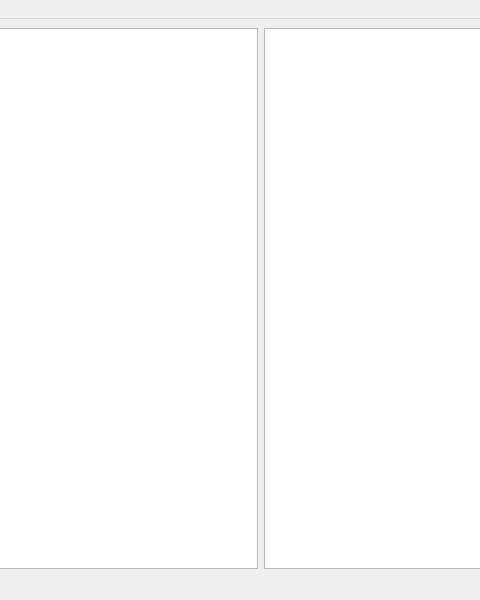
The window that mainwindow.ui (zSomnus/tsvViewer) describes before a commit, drawn with Qt 5; both pictures show x 143 to 623 and y 0 to 600 of the 808 by 600 pixel window.
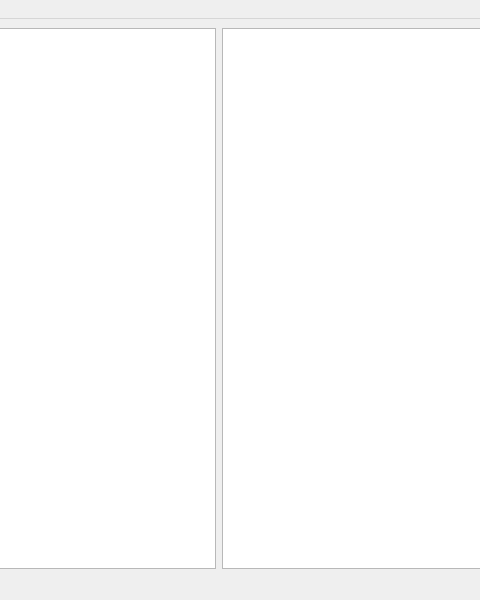
The same window after the commit.

Patch:
```diff
--- a/mainwindow.ui
+++ b/mainwindow.ui
@@ -10,16 +10,39 @@
     <height>600</height>
    </rect>
   </property>
+  <property name="minimumSize">
+   <size>
+    <width>800</width>
+    <height>600</height>
+   </size>
+  </property>
   <property name="windowTitle">
    <string>MainWindow</string>
   </property>
   <widget class="QWidget" name="centralwidget">
-   <layout class="QGridLayout" name="gridLayout">
+   <layout class="QFormLayout" name="formLayout">
     <item row="0" column="0">
-     <widget class="QTableWidget" name="tableWidget"/>
+     <widget class="QTableWidget" name="tableWidget">
+      <property name="minimumSize">
+       <size>
+        <width>350</width>
+        <height>400</height>
+       </size>
+      </property>
+     </widget>
     </item>
     <item row="0" column="1">
-     <widget class="QPlainTextEdit" name="plainTextEdit"/>
+     <widget class="QPlainTextEdit" name="plainTextEdit">
+      <property name="minimumSize">
+       <size>
+        <width>300</width>
+        <height>400</height>
+       </size>
+      </property>
+      <property name="lineWrapMode">
+       <enum>QPlainTextEdit::NoWrap</enum>
+      </property>
+     </widget>
     </item>
    </layout>
   </widget>
```
